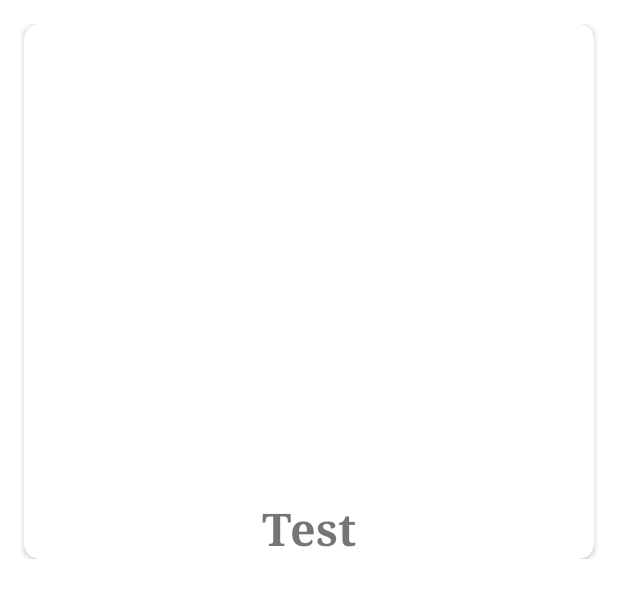
After one commit to SumerKhatri/IndiaLore, an Android app: the layout show_all_items.xml on its own in the app's theme, with its tools: preview values and no code run, on a phone screen of 412 x 824 dp. The commit adds this screen. Shown: the top 598 px of the screen. Run offline under Robolectric (Android 15) with nearby library versions, the phone set to English and light mode, and no system bars.

Commit message:
ProductsDetailedActivity and ShowAllActivity added

```diff
--- a/app/src/main/AndroidManifest.xml
+++ b/app/src/main/AndroidManifest.xml
@@ -14,6 +14,9 @@
         android:supportsRtl="true"
         android:theme="@style/Theme.IndiaLore"
         tools:targetApi="31">
+        <activity
+            android:name=".activities.ShowAllActivity"
+            android:exported="false" />
         <activity
             android:name=".activities.CartActivity"
             android:exported="false" />
--- a/app/src/main/java/com/example/indialore/adapters/SliderAdapter.java
+++ b/app/src/main/java/com/example/indialore/adapters/SliderAdapter.java
@@ -1,6 +1,7 @@
 package com.example.indialore.adapters;
 
 import android.content.Context;
+import android.content.Intent;
 import android.view.LayoutInflater;
 import android.view.View;
 import android.view.ViewGroup;
@@ -12,6 +13,7 @@ import androidx.constraintlayout.widget.ConstraintLayout;
 import androidx.viewpager.widget.PagerAdapter;
 
 import com.example.indialore.R;
+import com.example.indialore.activities.ShowAllActivity;
 
 public class SliderAdapter extends PagerAdapter {
     Context context;
@@ -37,14 +39,12 @@ public class SliderAdapter extends PagerAdapter {
     public Object instantiateItem(@NonNull ViewGroup container, int position) {
         layoutInflater=(LayoutInflater) context.getSystemService(context.LAYOUT_INFLATER_SERVICE);
         View view=layoutInflater.inflate(R.layout.sliding_layout,container,false);
-
         ImageView imageView=view.findViewById(R.id.slider_img);
         TextView heading=view.findViewById(R.id.heading);
         TextView description=view.findViewById(R.id.description);
         imageView.setImageResource(imagesArray[position]);
         heading.setText(headingArray[position]);
         description.setText(descriptionArray[position]);
-
         container.addView(view);
         return view;
     }
--- /dev/null
+++ b/app/src/main/res/layout/show_all_items.xml
@@ -0,0 +1,52 @@
+<?xml version="1.0" encoding="utf-8"?>
+<androidx.constraintlayout.widget.ConstraintLayout xmlns:android="http://schemas.android.com/apk/res/android"
+    xmlns:app="http://schemas.android.com/apk/res-auto"
+    xmlns:tools="http://schemas.android.com/tools"
+    android:layout_marginTop="16dp"
+    android:layout_width="match_parent"
+    android:layout_height="wrap_content">
+
+    <androidx.cardview.widget.CardView
+        android:id="@+id/show_all_cardview"
+        android:layout_width="0dp"
+        android:layout_height="wrap_content"
+        android:layout_marginLeft="16dp"
+        android:layout_marginRight="16dp"
+        android:backgroundTint="@color/cardview_light_background"
+        android:elevation="20dp"
+        app:cardCornerRadius="10dp"
+        app:layout_constraintBottom_toBottomOf="parent"
+        app:layout_constraintEnd_toEndOf="parent"
+        app:layout_constraintStart_toStartOf="parent"
+        app:layout_constraintTop_toTopOf="parent">
+
+        <androidx.constraintlayout.widget.ConstraintLayout
+            android:layout_width="match_parent"
+            android:layout_height="match_parent">
+
+            <ImageView
+                android:id="@+id/show_all_image"
+                android:layout_width="match_parent"
+                android:layout_height="300dp"
+                app:layout_constraintEnd_toEndOf="parent"
+                app:layout_constraintStart_toStartOf="parent"
+                app:layout_constraintTop_toTopOf="parent" />
+
+            <TextView
+                android:id="@+id/show_all_name"
+
+                android:layout_width="wrap_content"
+                android:layout_height="wrap_content"
+                android:layout_marginTop="16dp"
+                android:fontFamily="serif"
+                android:text="Test"
+                android:textSize="30dp"
+                android:textStyle="bold"
+                app:layout_constraintEnd_toEndOf="parent"
+                app:layout_constraintStart_toStartOf="parent"
+                app:layout_constraintTop_toBottomOf="@+id/show_all_image" />
+        </androidx.constraintlayout.widget.ConstraintLayout>
+    </androidx.cardview.widget.CardView>
+
+
+</androidx.constraintlayout.widget.ConstraintLayout>
```
Also changed, not shown: app/src/main/java/com/example/indialore/activities/ProductsDetailedActivity.java (+22 -2 lines), app/src/main/java/com/example/indialore/activities/ShowAllActivity.java (added, +81 -0 lines), app/src/main/java/com/example/indialore/adapters/ShowAllAdapter.java (added, +55 -0 lines), app/src/main/java/com/example/indialore/fragments/HomeFragment.java (+29 -0 lines), app/src/main/java/com/example/indialore/models/ShowAllModel.java (added, +32 -0 lines), app/src/main/res/layout/activity_show_all.xml (added, +18 -0 lines), app/src/main/res/layout/fragment_home.xml (+43 -43 lines).
